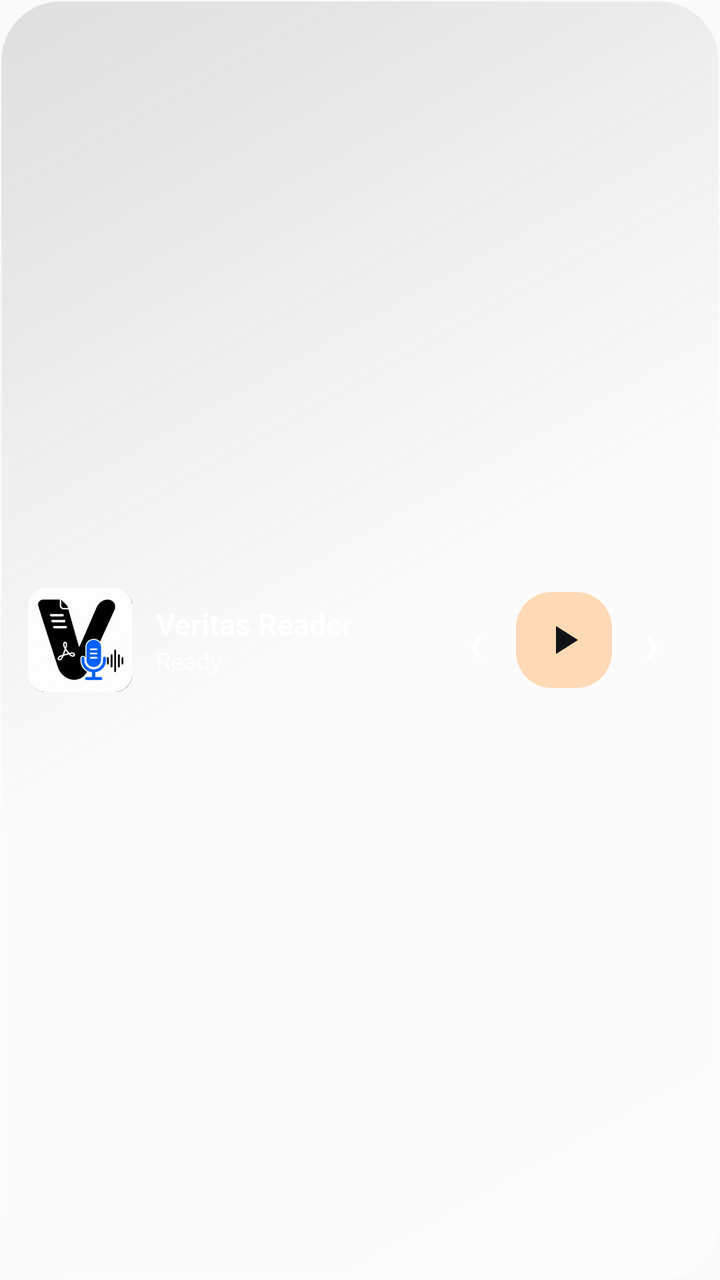
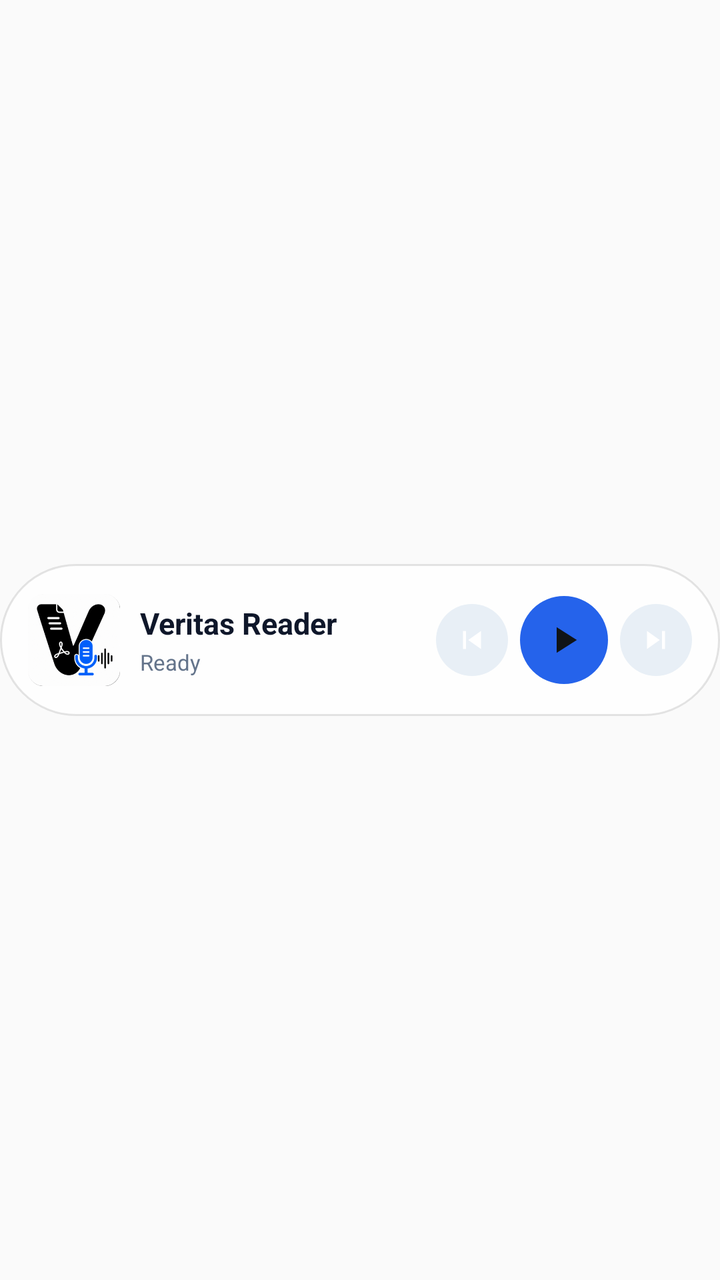

The first picture is an Android layout as it rendered before a commit; the second is the same layout after the commit. The layout source and the unified diff follow.
<!-- AndroidManifest.xml: application theme Theme.VeritasReader -->
<!-- res/layout/widget_veritas_player.xml -->
<?xml version="1.0" encoding="utf-8"?>
<LinearLayout xmlns:android="http://schemas.android.com/apk/res/android"
    android:id="@+id/widget_root"
    android:layout_width="match_parent"
    android:layout_height="match_parent"
    android:background="@drawable/widget_veritas_background"
    android:gravity="center_vertical"
    android:orientation="horizontal"
    android:padding="14dp">

    <ImageView
        android:id="@+id/widget_icon"
        android:layout_width="52dp"
        android:layout_height="52dp"
        android:contentDescription="@string/app_name"
        android:src="@drawable/veritas_reader_icon" />

    <LinearLayout
        android:layout_width="0dp"
        android:layout_height="wrap_content"
        android:layout_marginStart="12dp"
        android:layout_weight="1"
        android:orientation="vertical">

        <TextView
            android:id="@+id/widget_title"
            android:layout_width="match_parent"
            android:layout_height="wrap_content"
            android:ellipsize="end"
            android:maxLines="1"
            android:text="@string/app_name"
            android:textColor="#FFFFFFFF"
            android:textSize="15sp"
            android:textStyle="bold" />

        <TextView
            android:id="@+id/widget_subtitle"
            android:layout_width="match_parent"
            android:layout_height="wrap_content"
            android:ellipsize="end"
            android:maxLines="1"
            android:text="@string/widget_ready"
            android:textColor="#CCFFFFFF"
            android:textSize="12sp" />
    </LinearLayout>

    <TextView
        android:id="@+id/widget_previous"
        android:layout_width="40dp"
        android:layout_height="40dp"
        android:gravity="center"
        android:text="@string/widget_previous"
        android:textColor="#FFFFFFFF"
        android:textSize="28sp"
        android:textStyle="bold" />

    <ImageView
        android:id="@+id/widget_play_pause"
        android:layout_width="48dp"
        android:layout_height="48dp"
        android:background="@drawable/widget_veritas_button"
        android:contentDescription="@string/widget_play"
        android:padding="12dp"
        android:scaleType="fitCenter"
        android:src="@drawable/ic_widget_play" />

    <TextView
        android:id="@+id/widget_next"
        android:layout_width="40dp"
        android:layout_height="40dp"
        android:gravity="center"
        android:text="@string/widget_next"
        android:textColor="#FFFFFFFF"
        android:textSize="28sp"
        android:textStyle="bold" />
</LinearLayout>
<!-- resources referenced by this layout -->
<resources>
  <!-- drawable ic_widget_play (drawable) -->
  <?xml version="1.0" encoding="utf-8"?>
  <vector xmlns:android="http://schemas.android.com/apk/res/android"
      android:width="24dp"
      android:height="24dp"
      android:viewportWidth="24"
      android:viewportHeight="24">
      <path
          android:fillColor="#FF101418"
          android:pathData="M8,5v14l11,-7z" />
  </vector>
  <!-- drawable veritas_reader_icon: png bitmap (drawable-nodpi, 41371 bytes) -->
  <!-- drawable widget_veritas_background (drawable) -->
  <?xml version="1.0" encoding="utf-8"?>
  <shape xmlns:android="http://schemas.android.com/apk/res/android">
      <corners android:radius="30dp" />
      <gradient
          android:angle="135"
          android:startColor="#5FFFFFFF"
          android:centerColor="#36FFFFFF"
          android:endColor="#1E101418" />
      <stroke
          android:width="1dp"
          android:color="#40FFFFFF" />
  </shape>
  <!-- drawable widget_veritas_button (drawable) -->
  <?xml version="1.0" encoding="utf-8"?>
  <shape xmlns:android="http://schemas.android.com/apk/res/android">
      <solid android:color="#FFFFD9B5" />
      <corners android:radius="18dp" />
  </shape>
  <string name="app_name">Veritas Reader</string>
  <string name="widget_next">›</string>
  <string name="widget_play">▶</string>
  <string name="widget_previous">‹</string>
  <string name="widget_ready">Ready</string>
  <style name="Theme.VeritasReader" parent="Theme.AppCompat.DayNight.NoActionBar" />
</resources>

<!-- the commit's change to res/layout/widget_veritas_player.xml (unified diff, before → after) -->
@@ -1,24 +1,33 @@
 <?xml version="1.0" encoding="utf-8"?>
-<LinearLayout xmlns:android="http://schemas.android.com/apk/res/android"
-    android:id="@+id/widget_root"
+<FrameLayout xmlns:android="http://schemas.android.com/apk/res/android"
     android:layout_width="match_parent"
-    android:layout_height="match_parent"
-    android:background="@drawable/widget_veritas_background"
-    android:gravity="center_vertical"
-    android:orientation="horizontal"
-    android:padding="14dp">
+    android:layout_height="match_parent">
 
-    <ImageView
-        android:id="@+id/widget_icon"
-        android:layout_width="52dp"
-        android:layout_height="52dp"
-        android:contentDescription="@string/app_name"
-        android:src="@drawable/veritas_reader_icon" />
+    <LinearLayout
+        android:id="@+id/widget_root"
+        android:layout_width="match_parent"
+        android:layout_height="76dp"
+        android:layout_gravity="center"
+        android:background="@drawable/widget_veritas_background"
+        android:gravity="center_vertical"
+        android:orientation="horizontal"
+        android:paddingStart="14dp"
+        android:paddingEnd="14dp"
+        android:paddingTop="6dp"
+        android:paddingBottom="6dp">
+
+        <ImageView
+            android:id="@+id/widget_icon"
+            android:layout_width="46dp"
+            android:layout_height="46dp"
+            android:contentDescription="@string/app_name"
+            android:src="@drawable/veritas_reader_icon" />
 
     <LinearLayout
         android:layout_width="0dp"
         android:layout_height="wrap_content"
-        android:layout_marginStart="12dp"
+        android:layout_marginStart="10dp"
+        android:layout_marginEnd="10dp"
         android:layout_weight="1"
         android:orientation="vertical">
 
@@ -29,7 +38,7 @@
             android:ellipsize="end"
             android:maxLines="1"
             android:text="@string/app_name"
-            android:textColor="#FFFFFFFF"
+            android:textColor="@color/widget_text_primary"
             android:textSize="15sp"
             android:textStyle="bold" />
 
@@ -37,40 +46,44 @@
             android:id="@+id/widget_subtitle"
             android:layout_width="match_parent"
             android:layout_height="wrap_content"
+            android:layout_marginTop="2dp"
             android:ellipsize="end"
             android:maxLines="1"
             android:text="@string/widget_ready"
-            android:textColor="#CCFFFFFF"
-            android:textSize="12sp" />
+            android:textColor="@color/widget_text_muted"
+            android:textSize="11sp" />
     </LinearLayout>
 
-    <TextView
+    <ImageView
         android:id="@+id/widget_previous"
-        android:layout_width="40dp"
-        android:layout_height="40dp"
-        android:gravity="center"
-        android:text="@string/widget_previous"
-        android:textColor="#FFFFFFFF"
-        android:textSize="28sp"
-        android:textStyle="bold" />
+        android:layout_width="36dp"
+        android:layout_height="36dp"
+        android:background="@drawable/widget_veritas_button_soft"
+        android:contentDescription="@string/widget_previous"
+        android:padding="9dp"
+        android:scaleType="fitCenter"
+        android:src="@drawable/ic_widget_previous" />
 
     <ImageView
         android:id="@+id/widget_play_pause"
-        android:layout_width="48dp"
-        android:layout_height="48dp"
+        android:layout_width="44dp"
+        android:layout_height="44dp"
+        android:layout_marginStart="6dp"
+        android:layout_marginEnd="6dp"
         android:background="@drawable/widget_veritas_button"
         android:contentDescription="@string/widget_play"
-        android:padding="12dp"
+        android:padding="11dp"
         android:scaleType="fitCenter"
         android:src="@drawable/ic_widget_play" />
 
-    <TextView
+    <ImageView
         android:id="@+id/widget_next"
-        android:layout_width="40dp"
-        android:layout_height="40dp"
-        android:gravity="center"
-        android:text="@string/widget_next"
-        android:textColor="#FFFFFFFF"
-        android:textSize="28sp"
-        android:textStyle="bold" />
-</LinearLayout>
+        android:layout_width="36dp"
+        android:layout_height="36dp"
+        android:background="@drawable/widget_veritas_button_soft"
+        android:contentDescription="@string/widget_next"
+        android:padding="9dp"
+        android:scaleType="fitCenter"
+        android:src="@drawable/ic_widget_next" />
+    </LinearLayout>
+</FrameLayout>
<!-- resource entries referenced after the edit -->
@@ -1,5 +1,18 @@
 <!-- resources referenced by this layout -->
 <resources>
+  <color name="widget_text_muted">#FF64748B</color>
+  <color name="widget_text_primary">#FF0F172A</color>
+  <!-- drawable ic_widget_next (drawable) -->
+  <?xml version="1.0" encoding="utf-8"?>
+  <vector xmlns:android="http://schemas.android.com/apk/res/android"
+      android:width="24dp"
+      android:height="24dp"
+      android:viewportWidth="24"
+      android:viewportHeight="24">
+      <path
+          android:fillColor="#FFFFFFFF"
+          android:pathData="M6,18l8.5,-6L6,6v12zM16,6v12h2V6h-2z" />
+  </vector>
   <!-- drawable ic_widget_play (drawable) -->
   <?xml version="1.0" encoding="utf-8"?>
   <vector xmlns:android="http://schemas.android.com/apk/res/android"
@@ -11,25 +24,38 @@
           android:fillColor="#FF101418"
           android:pathData="M8,5v14l11,-7z" />
   </vector>
+  <!-- drawable ic_widget_previous (drawable) -->
+  <?xml version="1.0" encoding="utf-8"?>
+  <vector xmlns:android="http://schemas.android.com/apk/res/android"
+      android:width="24dp"
+      android:height="24dp"
+      android:viewportWidth="24"
+      android:viewportHeight="24">
+      <path
+          android:fillColor="#FFFFFFFF"
+          android:pathData="M6,6h2v12H6zM9.5,12l8.5,6V6z" />
+  </vector>
   <!-- drawable veritas_reader_icon: png bitmap (drawable-nodpi, 41371 bytes) -->
   <!-- drawable widget_veritas_background (drawable) -->
   <?xml version="1.0" encoding="utf-8"?>
   <shape xmlns:android="http://schemas.android.com/apk/res/android">
-      <corners android:radius="30dp" />
-      <gradient
-          android:angle="135"
-          android:startColor="#5FFFFFFF"
-          android:centerColor="#36FFFFFF"
-          android:endColor="#1E101418" />
+      <corners android:radius="38dp" />
+      <solid android:color="@color/widget_player_background" />
       <stroke
           android:width="1dp"
-          android:color="#40FFFFFF" />
+          android:color="@color/widget_border" />
   </shape>
   <!-- drawable widget_veritas_button (drawable) -->
   <?xml version="1.0" encoding="utf-8"?>
   <shape xmlns:android="http://schemas.android.com/apk/res/android">
-      <solid android:color="#FFFFD9B5" />
-      <corners android:radius="18dp" />
+      <solid android:color="@color/widget_play_button_accent" />
+      <corners android:radius="24dp" />
+  </shape>
+  <!-- drawable widget_veritas_button_soft (drawable) -->
+  <?xml version="1.0" encoding="utf-8"?>
+  <shape xmlns:android="http://schemas.android.com/apk/res/android">
+      <solid android:color="@color/widget_card_background" />
+      <corners android:radius="24dp" />
   </shape>
   <string name="app_name">Veritas Reader</string>
   <string name="widget_next">›</string>
@@ -37,5 +63,9 @@
   <string name="widget_previous">‹</string>
   <string name="widget_ready">Ready</string>
   <style name="Theme.VeritasReader" parent="Theme.AppCompat.DayNight.NoActionBar" />
+  <color name="widget_player_background">#BFFFFFFF</color>
+  <color name="widget_border">#1A000000</color>
+  <color name="widget_play_button_accent">#FF2563EB</color>
+  <color name="widget_card_background">#E8EFF6</color>
 </resources>
 
